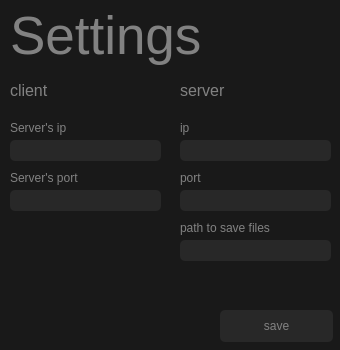
HappyAcidRain/SocketThing, file settingsUI.ui: the form before one commit.
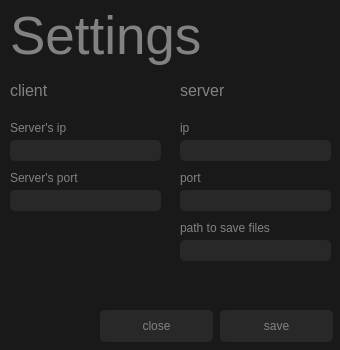
The form after the commit.

Patch:
```diff
--- a/settingsUI.ui
+++ b/settingsUI.ui
@@ -229,6 +229,19 @@
      <string>path to save files</string>
     </property>
    </widget>
+   <widget class="QPushButton" name="btn_close">
+    <property name="geometry">
+     <rect>
+      <x>100</x>
+      <y>310</y>
+      <width>113</width>
+      <height>32</height>
+     </rect>
+    </property>
+    <property name="text">
+     <string>close</string>
+    </property>
+   </widget>
   </widget>
  </widget>
  <resources/>
```
